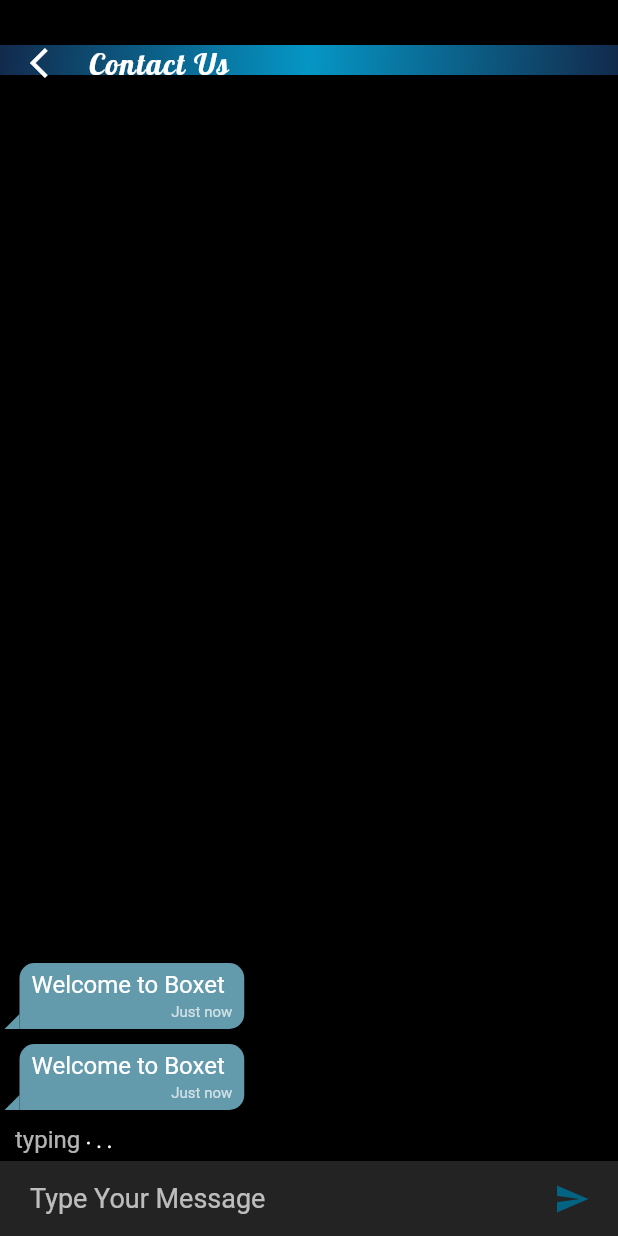
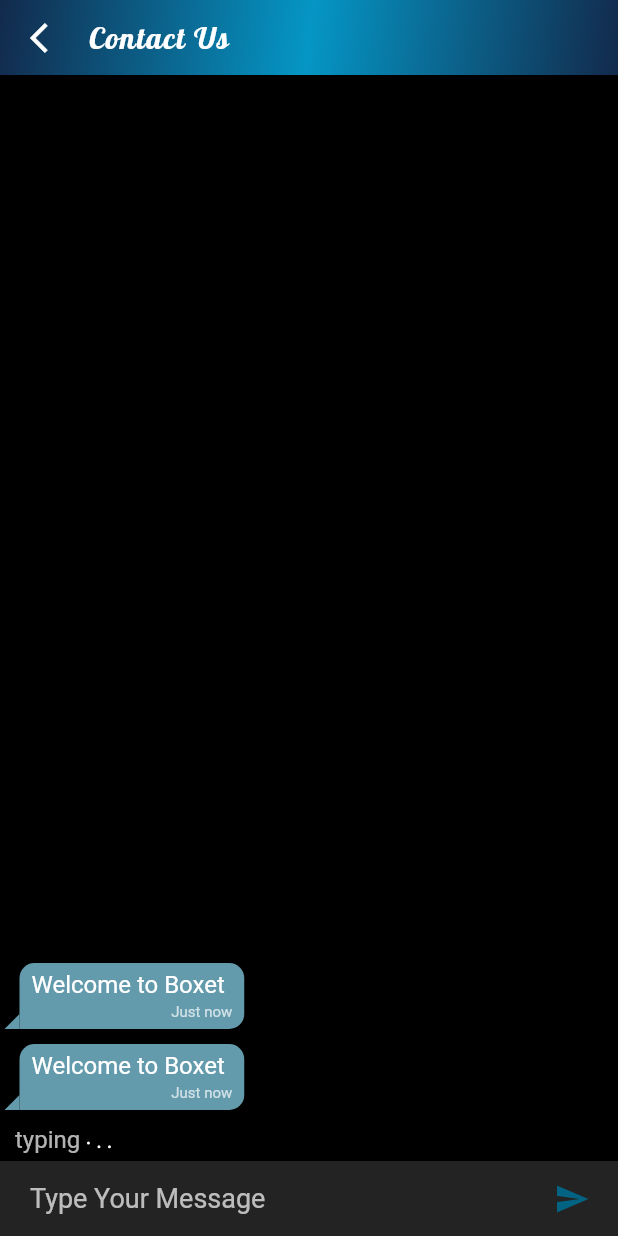
Before and after one commit to 2oufa290296/boxett, a Flutter app: the Chat screen opened directly with empty values, after a tap on the "send" icon, on a phone screen of 412 x 824 dp. Run offline on Flutter 3.47's test engine with Material 2 defaults, Android fonts, the phone set to English and light mode, and no system bars; our stand-ins replace cached_network_image, carousel_pro, cloud_firestore, connectivity, firebase_auth, firebase_core and 15 more; missing offline and left inert: clippy_flutter, fab_circular_menu, flutter_facebook_login; accounts and stored records are empty.

Commit message:
Update Chat.dart

```diff
--- a/lib/Chat.dart
+++ b/lib/Chat.dart
@@ -240,7 +240,7 @@ class _ChatState extends State<Chat> {
         appBar: PreferredSize(
             child: Container(
                 height: 50,
-                margin: EdgeInsets.only(top: 30),
+
                 child: Row(mainAxisSize: MainAxisSize.min, children: <Widget>[
                   InkWell(
                     onTap: () {
```
